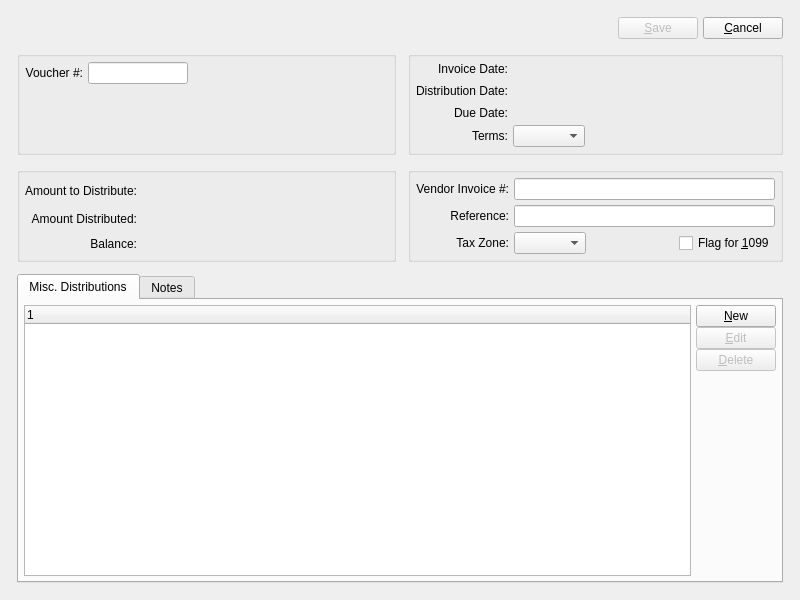
Before: the Qt Designer form guiclient/miscVoucher.ui in Pegasus-RPG/xtuple-client, drawn with Qt 5.
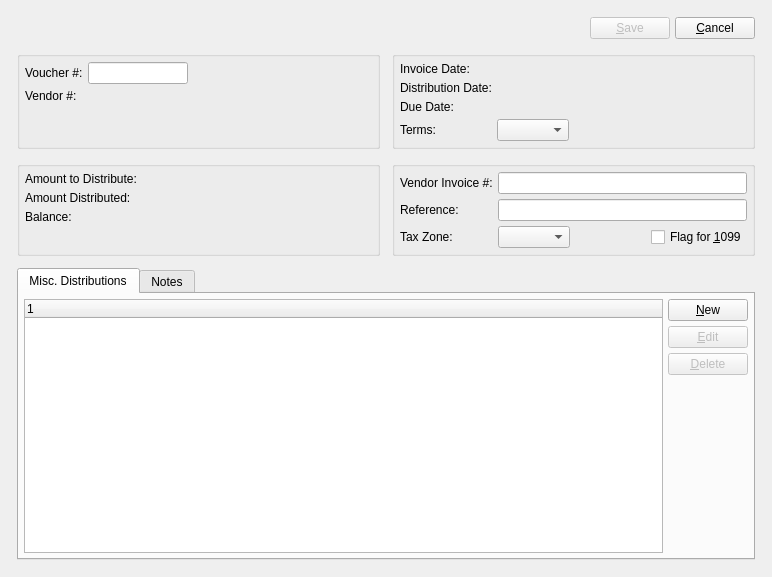
After: the same form once the commit is applied. Custom widgets are drawn as their Qt base class.

```diff
--- a/guiclient/miscVoucher.ui
+++ b/guiclient/miscVoucher.ui
@@ -13,8 +13,8 @@
    <rect>
     <x>0</x>
     <y>0</y>
-    <width>800</width>
-    <height>600</height>
+    <width>772</width>
+    <height>577</height>
    </rect>
   </property>
   <property name="windowTitle">
@@ -77,87 +77,48 @@
        <property name="title">
         <string/>
        </property>
-       <layout class="QGridLayout">
-        <item row="0" column="1">
-         <layout class="QHBoxLayout">
-          <property name="spacing">
-           <number>0</number>
-          </property>
-          <item>
-           <widget class="XLineEdit" name="_voucherNumber">
-            <property name="maximumSize">
-             <size>
-              <width>100</width>
-              <height>32767</height>
-             </size>
-            </property>
-           </widget>
-          </item>
-          <item>
-           <spacer>
-            <property name="orientation">
-             <enum>Qt::Horizontal</enum>
-            </property>
-            <property name="sizeType">
-             <enum>QSizePolicy::Expanding</enum>
-            </property>
-            <property name="sizeHint" stdset="0">
-             <size>
-              <width>0</width>
-              <height>20</height>
-             </size>
-            </property>
-           </spacer>
-          </item>
-         </layout>
-        </item>
-        <item row="1" column="0" colspan="2">
-         <layout class="QHBoxLayout">
-          <item>
-           <spacer>
-            <property name="orientation">
-             <enum>Qt::Horizontal</enum>
-            </property>
-            <property name="sizeType">
-             <enum>QSizePolicy::Fixed</enum>
-            </property>
-            <property name="sizeHint" stdset="0">
-             <size>
-              <width>6</width>
-              <height>20</height>
-             </size>
-            </property>
-           </spacer>
-          </item>
-          <item>
-           <widget class="VendorCluster" name="_vendor">
-            <property name="focusPolicy">
-             <enum>Qt::StrongFocus</enum>
-            </property>
-           </widget>
-          </item>
-         </layout>
-        </item>
-        <item row="2" column="1">
-         <spacer>
-          <property name="orientation">
-           <enum>Qt::Vertical</enum>
-          </property>
-          <property name="sizeHint" stdset="0">
-           <size>
-            <width>20</width>
-            <height>0</height>
-           </size>
-          </property>
-         </spacer>
-        </item>
+       <layout class="QFormLayout" name="formLayout">
         <item row="0" column="0">
          <widget class="QLabel" name="_voucherNumLit">
           <property name="text">
            <string>Voucher #:</string>
           </property>
-          <property name="alignment">
-           <set>Qt::AlignRight|Qt::AlignTrailing|Qt::AlignVCenter</set>
+         </widget>
+        </item>
+        <item row="1" column="1">
+         <widget class="VendorCluster" name="_vendor">
+          <property name="focusPolicy">
+           <enum>Qt::StrongFocus</enum>
+          </property>
+         </widget>
+        </item>
+        <item row="3" column="1">
+         <spacer>
+          <property name="orientation">
+           <enum>Qt::Vertical</enum>
+          </property>
+          <property name="sizeHint" stdset="0">
+           <size>
+            <width>20</width>
+            <height>0</height>
+           </size>
+          </property>
+         </spacer>
+        </item>
+        <item row="1" column="0">
+         <widget class="QLabel" name="_vendorLit">
+          <property name="text">
+           <string>Vendor #:</string>
+          </property>
+         </widget>
+        </item>
+        <item row="0" column="1">
+         <widget class="XLineEdit" name="_voucherNumber">
+          <property name="maximumSize">
+           <size>
+            <width>100</width>
+            <height>32767</height>
+           </size>
           </property>
          </widget>
         </item>
@@ -169,15 +130,15 @@
        <property name="title">
         <string/>
        </property>
-       <layout class="QGridLayout" name="gridLayout_4">
+       <layout class="QFormLayout" name="formLayout_2">
+        <property name="fieldGrowthPolicy">
+         <enum>QFormLayout::FieldsStayAtSizeHint</enum>
+        </property>
         <item row="0" column="0">
          <widget class="QLabel" name="_invoiceDateLit">
           <property name="text">
            <string>Invoice Date:</string>
           </property>
-          <property name="alignment">
-           <set>Qt::AlignRight|Qt::AlignTrailing|Qt::AlignVCenter</set>
-          </property>
          </widget>
         </item>
         <item row="0" column="1">
@@ -188,38 +149,16 @@
           <property name="text">
            <string>Distribution Date:</string>
           </property>
-          <property name="alignment">
-           <set>Qt::AlignRight|Qt::AlignTrailing|Qt::AlignVCenter</set>
-          </property>
          </widget>
         </item>
         <item row="1" column="1">
          <widget class="DLineEdit" name="_distributionDate"/>
         </item>
-        <item row="1" column="2">
-         <spacer>
-          <property name="orientation">
-           <enum>Qt::Horizontal</enum>
-          </property>
-          <property name="sizeType">
-           <enum>QSizePolicy::Expanding</enum>
-          </property>
-          <property name="sizeHint" stdset="0">
-           <size>
-            <width>76</width>
-            <height>20</height>
-           </size>
-          </property>
-         </spacer>
-        </item>
         <item row="2" column="0">
          <widget class="QLabel" name="_dueDateLit">
           <property name="text">
            <string>Due Date:</string>
           </property>
-          <property name="alignment">
-           <set>Qt::AlignRight|Qt::AlignTrailing|Qt::AlignVCenter</set>
-          </property>
          </widget>
         </item>
         <item row="2" column="1">
@@ -230,30 +169,10 @@
           <property name="text">
            <string>Terms:</string>
           </property>
-          <property name="alignment">
-           <set>Qt::AlignRight|Qt::AlignTrailing|Qt::AlignVCenter</set>
-          </property>
          </widget>
         </item>
-        <item row="3" column="1" colspan="2">
-         <layout class="QHBoxLayout" name="horizontalLayout_3">
-          <item>
-           <widget class="XComboBox" name="_terms"/>
-          </item>
-          <item>
-           <spacer name="horizontalSpacer_2">
-            <property name="orientation">
-             <enum>Qt::Horizontal</enum>
-            </property>
-            <property name="sizeHint" stdset="0">
-             <size>
-              <width>0</width>
-              <height>20</height>
-             </size>
-            </property>
-           </spacer>
-          </item>
-         </layout>
+        <item row="3" column="1">
+         <widget class="XComboBox" name="_terms"/>
         </item>
        </layout>
       </widget>
@@ -263,15 +182,12 @@
        <property name="title">
         <string/>
        </property>
-       <layout class="QGridLayout">
+       <layout class="QFormLayout" name="formLayout_3">
         <item row="0" column="0">
          <widget class="QLabel" name="_amountToDistributeLit">
           <property name="text">
            <string>Amount to Distribute:</string>
           </property>
-          <property name="alignment">
-           <set>Qt::AlignRight|Qt::AlignTrailing|Qt::AlignVCenter</set>
-          </property>
          </widget>
         </item>
         <item row="0" column="1">
@@ -284,27 +200,11 @@
           </property>
          </widget>
         </item>
-        <item row="0" column="2">
-         <spacer>
-          <property name="orientation">
-           <enum>Qt::Horizontal</enum>
-          </property>
-          <property name="sizeHint" stdset="0">
-           <size>
-            <width>20</width>
-            <height>26</height>
-           </size>
-          </property>
-         </spacer>
-        </item>
         <item row="1" column="0">
          <widget class="QLabel" name="_amountDistributedLit">
           <property name="text">
            <string>Amount Distributed:</string>
           </property>
-          <property name="alignment">
-           <set>Qt::AlignRight|Qt::AlignTrailing|Qt::AlignVCenter</set>
-          </property>
          </widget>
         </item>
         <item row="1" column="1">
@@ -325,9 +225,6 @@
           <property name="text">
            <string>Balance:</string>
           </property>
-          <property name="alignment">
-           <set>Qt::AlignRight|Qt::AlignTrailing|Qt::AlignVCenter</set>
-          </property>
          </widget>
         </item>
         <item row="2" column="1">
@@ -340,19 +237,6 @@
           </property>
          </widget>
         </item>
-        <item row="2" column="2">
-         <spacer>
-          <property name="orientation">
-           <enum>Qt::Horizontal</enum>
-          </property>
-          <property name="sizeHint" stdset="0">
-           <size>
-            <width>66</width>
-            <height>20</height>
-           </size>
-          </property>
-         </spacer>
-        </item>
        </layout>
       </widget>
      </item>
@@ -361,15 +245,12 @@
        <property name="title">
         <string/>
        </property>
-       <layout class="QGridLayout" name="gridLayout">
+       <layout class="QFormLayout" name="formLayout_4">
         <item row="0" column="0">
          <widget class="QLabel" name="_invoiceNumLit">
           <property name="text">
            <string>Vendor Invoice #:</string>
           </property>
-          <property name="alignment">
-           <set>Qt::AlignRight|Qt::AlignTrailing|Qt::AlignVCenter</set>
-          </property>
          </widget>
         </item>
         <item row="0" column="1">
@@ -380,9 +261,6 @@
           <property name="text">
            <string>Reference:</string>
           </property>
-          <property name="alignment">
-           <set>Qt::AlignRight|Qt::AlignTrailing|Qt::AlignVCenter</set>
-          </property>
          </widget>
         </item>
         <item row="1" column="1">
@@ -393,9 +271,6 @@
           <property name="text">
            <string>Tax Zone:</string>
           </property>
-          <property name="alignment">
-           <set>Qt::AlignRight|Qt::AlignTrailing|Qt::AlignVCenter</set>
-          </property>
          </widget>
         </item>
         <item row="2" column="1">
@@ -474,9 +349,6 @@
            </item>
            <item>
             <layout class="QVBoxLayout">
-             <property name="spacing">
-              <number>0</number>
-             </property>
              <item>
               <widget class="QPushButton" name="_new">
                <property name="text">
```
Left out of the diff: 4 changed lines with no effect on the pictures.
